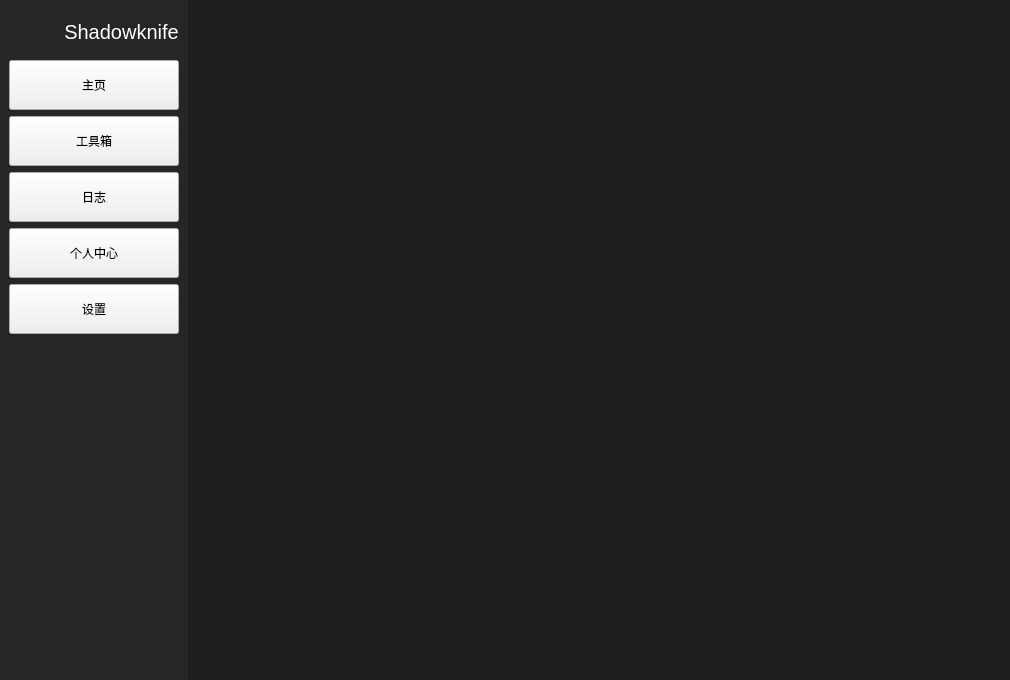
Before: the Qt Designer form ShadowKnifeApplicationWindows/Shadowknife/maininterface.ui in sinkfarli/ShdowKnife-Project, drawn with Qt 5.
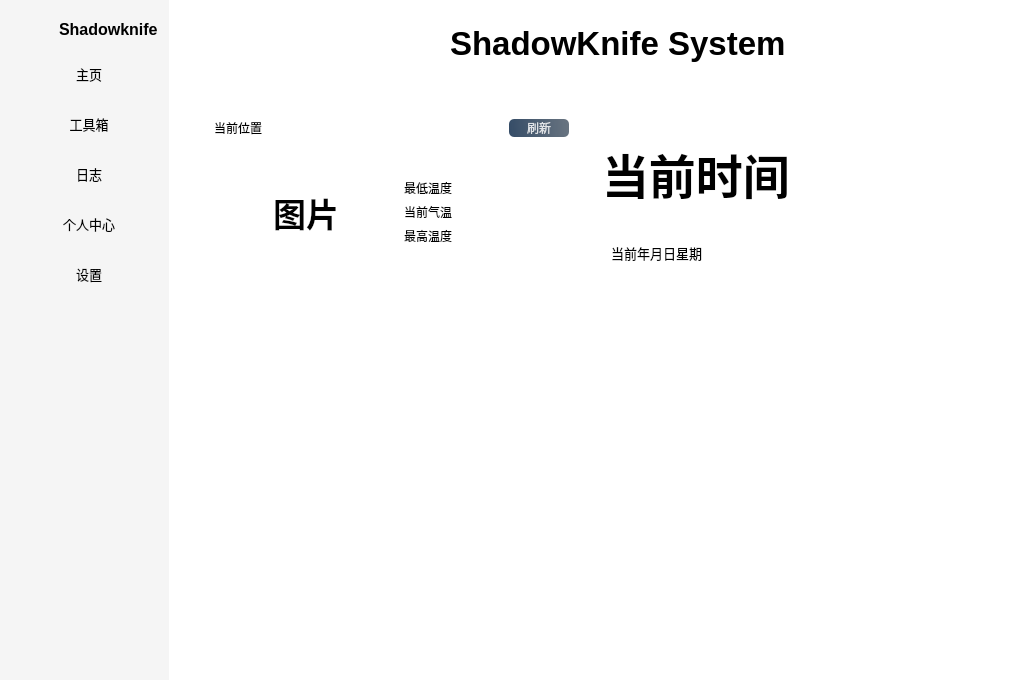
After: the same form once the commit is applied. The open tabs and pages were chosen to show the change. Icons and pictures are not drawn.

```diff
--- a/ShadowKnifeApplicationWindows/Shadowknife/maininterface.ui
+++ b/ShadowKnifeApplicationWindows/Shadowknife/maininterface.ui
@@ -12,28 +12,35 @@
   </property>
   <property name="minimumSize">
    <size>
-    <width>1010</width>
-    <height>680</height>
+    <width>850</width>
+    <height>580</height>
    </size>
   </property>
   <property name="windowTitle">
-   <string>MainWindow</string>
+   <string>ShadowKnife</string>
+  </property>
+  <property name="windowIcon">
+   <iconset resource="Image.qrc">
+    <normaloff>:/LoginInterfare/Image/LoginInterfare/logo.png</normaloff>:/LoginInterfare/Image/LoginInterfare/logo.png</iconset>
+  </property>
+  <property name="autoFillBackground">
+   <bool>false</bool>
   </property>
   <property name="styleSheet">
    <string notr="true">#centralwidget{
-	background-color: rgb(30, 30, 30);
+	background-color: rgb(255, 255, 255);
 }</string>
   </property>
   <widget class="QWidget" name="centralwidget">
    <property name="minimumSize">
     <size>
-     <width>1010</width>
-     <height>680</height>
+     <width>850</width>
+     <height>580</height>
     </size>
    </property>
    <property name="styleSheet">
     <string notr="true">#LeftWidget{
-	background-color: rgb(38, 38, 38);
+	background-color: rgb(245, 245, 245);
 }</string>
    </property>
    <layout class="QHBoxLayout" name="horizontalLayout">
@@ -60,10 +67,46 @@
 	border-radius:10px;
 }
 #Text{
-	color: rgb(255, 255, 255);
+	color: rgb(0, 0, 0);
+}
+#HomeBtn,
+#ToolBtn,
+#LogBtn,
+#PersonageCenterBtn,
+#SetBtn{
+	color: rgb(0, 0, 0);
+	background-color: rgb(245, 245, 245);
+	border:none;
+}
+#HomeBtn:pressed,
+#ToolBtn:pressed,
+#LogBtn:pressed,
+#PersonageCenterBtn:pressed,
+#SetBtn:pressed{
+	color: rgb(0, 0, 0);
+	background-color: rgb(255, 255, 255);
+	border:none;
+}
+#HomeBtn:checked,
+#ToolBtn:checked,
+#LogBtn:checked,
+#PersonageCenterBtn:checked,
+#SetBtn:checked{
+	color: rgb(0, 0, 0);
+	background-color: rgb(255, 255, 255);
+	border:none;
 }</string>
       </property>
       <layout class="QVBoxLayout" name="verticalLayout">
+       <property name="spacing">
+        <number>0</number>
+       </property>
+       <property name="rightMargin">
+        <number>0</number>
+       </property>
+       <property name="bottomMargin">
+        <number>0</number>
+       </property>
        <item>
         <layout class="QHBoxLayout" name="horizontalLayout_2">
          <property name="spacing">
@@ -73,8 +116,8 @@
           <widget class="QLabel" name="Logo">
            <property name="minimumSize">
             <size>
-             <width>45</width>
-             <height>45</height>
+             <width>40</width>
+             <height>40</height>
             </size>
            </property>
            <property name="text">
@@ -99,20 +142,21 @@
           <widget class="QLabel" name="Text">
            <property name="minimumSize">
             <size>
-             <width>100</width>
+             <width>110</width>
              <height>40</height>
             </size>
            </property>
            <property name="font">
             <font>
-             <pointsize>15</pointsize>
+             <pointsize>12</pointsize>
+             <bold>true</bold>
             </font>
            </property>
            <property name="text">
             <string>Shadowknife</string>
            </property>
            <property name="alignment">
-            <set>Qt::AlignCenter</set>
+            <set>Qt::AlignLeading|Qt::AlignLeft|Qt::AlignVCenter</set>
            </property>
           </widget>
          </item>
@@ -126,6 +170,11 @@
            <height>50</height>
           </size>
          </property>
+         <property name="font">
+          <font>
+           <pointsize>10</pointsize>
+          </font>
+         </property>
          <property name="text">
           <string>主页</string>
          </property>
@@ -135,6 +184,15 @@
            <height>24</height>
           </size>
          </property>
+         <property name="checkable">
+          <bool>true</bool>
+         </property>
+         <property name="checked">
+          <bool>false</bool>
+         </property>
+         <property name="autoExclusive">
+          <bool>true</bool>
+         </property>
         </widget>
        </item>
        <item>
@@ -145,22 +203,44 @@
            <height>50</height>
           </size>
          </property>
+         <property name="font">
+          <font>
+           <pointsize>10</pointsize>
+          </font>
+         </property>
          <property name="text">
           <string>工具箱</string>
          </property>
+         <property name="checkable">
+          <bool>true</bool>
+         </property>
+         <property name="autoExclusive">
+          <bool>true</bool>
+         </property>
         </widget>
        </item>
        <item>
-        <widget class="QPushButton" name="PersonageLogBtn">
+        <widget class="QPushButton" name="LogBtn">
          <property name="minimumSize">
           <size>
            <width>25</width>
            <height>50</height>
           </size>
          </property>
+         <property name="font">
+          <font>
+           <pointsize>10</pointsize>
+          </font>
+         </property>
          <property name="text">
           <string>日志</string>
          </property>
+         <property name="checkable">
+          <bool>true</bool>
+         </property>
+         <property name="autoExclusive">
+          <bool>true</bool>
+         </property>
         </widget>
        </item>
        <item>
@@ -171,9 +251,20 @@
            <height>50</height>
           </size>
          </property>
+         <property name="font">
+          <font>
+           <pointsize>10</pointsize>
+          </font>
+         </property>
          <property name="text">
           <string>个人中心</string>
          </property>
+         <property name="checkable">
+          <bool>true</bool>
+         </property>
+         <property name="autoExclusive">
+          <bool>true</bool>
+         </property>
         </widget>
        </item>
        <item>
@@ -184,20 +275,31 @@
            <height>50</height>
           </size>
          </property>
+         <property name="font">
+          <font>
+           <pointsize>10</pointsize>
+          </font>
+         </property>
          <property name="text">
           <string>设置</string>
          </property>
+         <property name="checkable">
+          <bool>true</bool>
+         </property>
+         <property name="autoExclusive">
+          <bool>true</bool>
+         </property>
         </widget>
        </item>
        <item>
-        <spacer name="verticalSpacer">
+        <spacer name="verticalSpacer_2">
          <property name="orientation">
           <enum>Qt::Vertical</enum>
          </property>
          <property name="sizeHint" stdset="0">
           <size>
-           <width>20</width>
-           <height>40</height>
+           <width>0</width>
+           <height>0</height>
           </size>
          </property>
         </spacer>
@@ -206,7 +308,393 @@
      </widget>
     </item>
     <item>
-     <widget class="QWidget" name="RightWidget" native="true"/>
+     <widget class="QWidget" name="RightWidget" native="true">
+      <property name="sizePolicy">
+       <sizepolicy hsizetype="Expanding" vsizetype="Preferred">
+        <horstretch>0</horstretch>
+        <verstretch>0</verstretch>
+       </sizepolicy>
+      </property>
+      <layout class="QVBoxLayout" name="verticalLayout_2">
+       <property name="spacing">
+        <number>0</number>
+       </property>
+       <property name="leftMargin">
+        <number>0</number>
+       </property>
+       <property name="topMargin">
+        <number>0</number>
+       </property>
+       <property name="rightMargin">
+        <number>0</number>
+       </property>
+       <property name="bottomMargin">
+        <number>0</number>
+       </property>
+       <item>
+        <widget class="QStackedWidget" name="stackedWidget">
+         <property name="enabled">
+          <bool>true</bool>
+         </property>
+         <property name="currentIndex">
+          <number>1</number>
+         </property>
+         <widget class="QWidget" name="HomePage">
+          <property name="sizePolicy">
+           <sizepolicy hsizetype="Maximum" vsizetype="Preferred">
+            <horstretch>0</horstretch>
+            <verstretch>0</verstretch>
+           </sizepolicy>
+          </property>
+          <property name="styleSheet">
+           <string notr="true">#HomeLogo{
+	border-image: url(:/LoginInterfare/Image/LoginInterfare/logo.png);
+	border-radius:10px;
+}
+#RefreshWBtn{
+ background-color: qlineargradient(spread:pad, x1:0, y1:0.505682, x2:1, y2:0.477, stop:0 rgba(20, 47, 78, 219), stop:1 rgba(85, 98, 112, 226));
+ color:rgba(255,255,255,210);
+ border-radius:5px;
+}#RefreshWBtn:hover{
+ background-color: qlineargradient(spread:pad, x1:0, y1:0.505682, x2:1, y2:0.477, stop:0 rgba(40, 67, 98, 219), stop:1 rgba(105, 118, 132, 226));
+}
+#RefreshWBtn:pressed{
+ background-color:rgba(105,118,132,200);
+}</string>
+          </property>
+          <layout class="QVBoxLayout" name="verticalLayout_3">
+           <item alignment="Qt::AlignTop">
+            <widget class="QWidget" name="Hwidget1" native="true">
+             <layout class="QHBoxLayout" name="horizontalLayout_3">
+              <item>
+               <spacer name="horizontalSpacer_2">
+                <property name="orientation">
+                 <enum>Qt::Horizontal</enum>
+                </property>
+                <property name="sizeHint" stdset="0">
+                 <size>
+                  <width>40</width>
+                  <height>20</height>
+                 </size>
+                </property>
+               </spacer>
+              </item>
+              <item>
+               <widget class="QLabel" name="HomeLogo">
+                <property name="minimumSize">
+                 <size>
+                  <width>50</width>
+                  <height>50</height>
+                 </size>
+                </property>
+                <property name="text">
+                 <string/>
+                </property>
+               </widget>
+              </item>
+              <item>
+               <widget class="QLabel" name="label_2">
+                <property name="font">
+                 <font>
+                  <pointsize>25</pointsize>
+                  <bold>true</bold>
+                 </font>
+                </property>
+                <property name="text">
+                 <string>ShadowKnife System</string>
+                </property>
+               </widget>
+              </item>
+              <item>
+               <spacer name="horizontalSpacer_3">
+                <property name="orientation">
+                 <enum>Qt::Horizontal</enum>
+                </property>
+                <property name="sizeHint" stdset="0">
+                 <size>
+                  <width>40</width>
+                  <height>20</height>
+                 </size>
+                </property>
+               </spacer>
+              </item>
+             </layout>
+            </widget>
+           </item>
+           <item>
+            <widget class="QWidget" name="Hwidget2" native="true">
+             <property name="sizePolicy">
+              <sizepolicy hsizetype="Preferred" vsizetype="Expanding">
+               <horstretch>0</horstretch>
+               <verstretch>0</verstretch>
+              </sizepolicy>
+             </property>
+             <layout class="QVBoxLayout" name="verticalLayout_4">
+              <item alignment="Qt::AlignTop">
+               <widget class="QWidget" name="WeatherAndTime" native="true">
+                <property name="sizePolicy">
+                 <sizepolicy hsizetype="Preferred" vsizetype="Expanding">
+                  <horstretch>0</horstretch>
+                  <verstretch>0</verstretch>
+                 </sizepolicy>
+                </property>
+                <layout class="QHBoxLayout" name="horizontalLayout_4">
+                 <item>
+                  <widget class="QWidget" name="Weather" native="true">
+                   <property name="sizePolicy">
+                    <sizepolicy hsizetype="Preferred" vsizetype="Expanding">
+                     <horstretch>0</horstretch>
+                     <verstretch>0</verstretch>
+                    </sizepolicy>
+                   </property>
+                   <layout class="QVBoxLayout" name="verticalLayout_5">
+                    <item alignment="Qt::AlignTop">
+                     <widget class="QWidget" name="Weather1" native="true">
+                      <layout class="QHBoxLayout" name="horizontalLayout_7">
+                       <item>
+                        <widget class="QLabel" name="City">
+                         <property name="text">
+                          <string>当前位置</string>
+                         </property>
+                        </widget>
+                       </item>
+                       <item>
+                        <widget class="QPushButton" name="RefreshWBtn">
+                         <property name="maximumSize">
+                          <size>
+                           <width>60</width>
+                           <height>16777215</height>
+                          </size>
+                         </property>
+                         <property name="text">
+                          <string>刷新</string>
+                         </property>
+                        </widget>
+                       </item>
+                      </layout>
+                     </widget>
+                    </item>
+                    <item>
+                     <widget class="QWidget" name="Weather2" native="true">
+                      <property name="sizePolicy">
+                       <sizepolicy hsizetype="Preferred" vsizetype="Expanding">
+                        <horstretch>0</horstretch>
+                        <verstretch>0</verstretch>
+                       </sizepolicy>
+                      </property>
+                      <layout class="QHBoxLayout" name="horizontalLayout_5">
+                       <item>
+                        <widget class="QWidget" name="Weather3" native="true">
+                         <layout class="QHBoxLayout" name="horizontalLayout_6">
+                          <item>
+                           <widget class="QWidget" name="Weather4" native="true">
+                            <layout class="QGridLayout" name="gridLayout_2">
+                             <item row="0" column="0">
+                              <widget class="QLabel" name="PictureW">
+                               <property name="font">
+                                <font>
+                                 <pointsize>25</pointsize>
+                                 <bold>true</bold>
+                                </font>
+                               </property>
+                               <property name="styleSheet">
+                                <string notr="true"/>
+                               </property>
+                               <property name="text">
+                                <string>图片</string>
+                               </property>
+                               <property name="alignment">
+                                <set>Qt::AlignCenter</set>
+                               </property>
+                              </widget>
+                             </item>
+                            </layout>
+                           </widget>
+                          </item>
+                          <item>
+                           <widget class="QWidget" name="Weather5" native="true">
+                            <layout class="QVBoxLayout" name="verticalLayout_6">
+                             <item>
+                              <widget class="QLabel" name="LowT">
+                               <property name="text">
+                                <string>最低温度</string>
+                               </property>
+                              </widget>
+                             </item>
+                             <item>
+                              <widget class="QLabel" name="CurrentTemp">
+                               <property name="text">
+                                <string>当前气温</string>
+                               </property>
+                              </widget>
+                             </item>
+                             <item>
+                              <widget class="QLabel" name="HighT">
+                               <property name="text">
+                                <string>最高温度</string>
+                               </property>
+                              </widget>
+                             </item>
+                            </layout>
+                           </widget>
+                          </item>
+                         </layout>
+                        </widget>
+                       </item>
+                      </layout>
+                     </widget>
+                    </item>
+                   </layout>
+                  </widget>
+                 </item>
+                 <item>
+                  <widget class="QWidget" name="CalendarTime" native="true">
+                   <layout class="QVBoxLayout" name="verticalLayout_7">
+                    <item>
+                     <widget class="QWidget" name="Time" native="true">
+                      <property name="sizePolicy">
+                       <sizepolicy hsizetype="Preferred" vsizetype="Expanding">
+                        <horstretch>0</horstretch>
+                        <verstretch>0</verstretch>
+                       </sizepolicy>
+                      </property>
+                      <layout class="QVBoxLayout" name="verticalLayout_8">
+                       <property name="leftMargin">
+                        <number>0</number>
+                       </property>
+                       <property name="topMargin">
+                        <number>0</number>
+                       </property>
+                       <property name="rightMargin">
+                        <number>0</number>
+                       </property>
+                       <property name="bottomMargin">
+                        <number>0</number>
+                       </property>
+                       <item>
+                        <widget class="QLabel" name="TimeLab">
+                         <property name="font">
+                          <font>
+                           <pointsize>35</pointsize>
+                           <bold>true</bold>
+                          </font>
+                         </property>
+                         <property name="text">
+                          <string>当前时间</string>
+                         </property>
+                        </widget>
+                       </item>
+                      </layout>
+                     </widget>
+                    </item>
+                    <item>
+                     <widget class="QWidget" name="Year" native="true">
+                      <layout class="QGridLayout" name="gridLayout_4">
+                       <property name="topMargin">
+                        <number>0</number>
+                       </property>
+                       <property name="rightMargin">
+                        <number>0</number>
+                       </property>
+                       <property name="spacing">
+                        <number>0</number>
+                       </property>
+                       <item row="0" column="0" alignment="Qt::AlignBottom">
+                        <widget class="QLabel" name="YearLab">
+                         <property name="font">
+                          <font>
+                           <pointsize>10</pointsize>
+                          </font>
+                         </property>
+                         <property name="text">
+                          <string>当前年月日星期</string>
+                         </property>
+                        </widget>
+                       </item>
+                      </layout>
+                     </widget>
+                    </item>
+                   </layout>
+                  </widget>
+                 </item>
+                </layout>
+               </widget>
+              </item>
+              <item>
+               <widget class="QWidget" name="widget_2" native="true"/>
+              </item>
+             </layout>
+            </widget>
+           </item>
+          </layout>
+         </widget>
+         <widget class="QWidget" name="ToolPage">
+          <property name="styleSheet">
+           <string notr="true">#CalculatorBtn{
+ background-color: qlineargradient(spread:pad, x1:0, y1:0.505682, x2:1, y2:0.477, stop:0 rgba(20, 47, 78, 219), stop:1 rgba(85, 98, 112, 226));
+ color:rgba(255,255,255,210);
+ border-radius:5px;
+}#CalculatorBtn:hover{
+ background-color: qlineargradient(spread:pad, x1:0, y1:0.505682, x2:1, y2:0.477, stop:0 rgba(40, 67, 98, 219), stop:1 rgba(105, 118, 132, 226));
+}
+#CalculatorBtn:pressed{
+ background-color:rgba(105,118,132,200);
+}</string>
+          </property>
+          <layout class="QVBoxLayout" name="verticalLayout_9">
+           <property name="spacing">
+            <number>0</number>
+           </property>
+           <property name="leftMargin">
+            <number>0</number>
+           </property>
+           <property name="topMargin">
+            <number>0</number>
+           </property>
+           <property name="rightMargin">
+            <number>0</number>
+           </property>
+           <property name="bottomMargin">
+            <number>0</number>
+           </property>
+           <item>
+            <widget class="QWidget" name="ToolWg" native="true">
+             <property name="styleSheet">
+              <string notr="true"/>
+             </property>
+             <widget class="QPushButton" name="CalculatorBtn">
+              <property name="geometry">
+               <rect>
+                <x>20</x>
+                <y>20</y>
+                <width>120</width>
+                <height>50</height>
+               </rect>
+              </property>
+              <property name="minimumSize">
+               <size>
+                <width>120</width>
+                <height>50</height>
+               </size>
+              </property>
+              <property name="font">
+               <font>
+                <pointsize>14</pointsize>
+                <bold>true</bold>
+               </font>
+              </property>
+              <property name="text">
+               <string>计算器</string>
+              </property>
+             </widget>
+            </widget>
+           </item>
+          </layout>
+         </widget>
+        </widget>
+       </item>
+      </layout>
+     </widget>
     </item>
    </layout>
   </widget>
```
Left out of the diff: 4 changed lines with no effect on the pictures.
